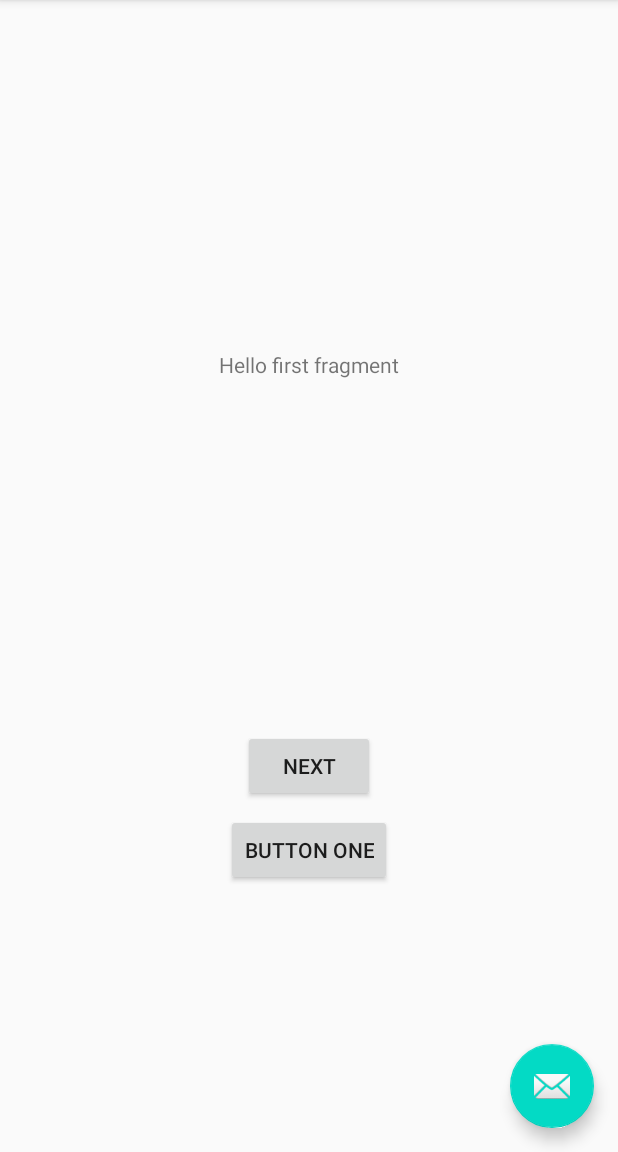
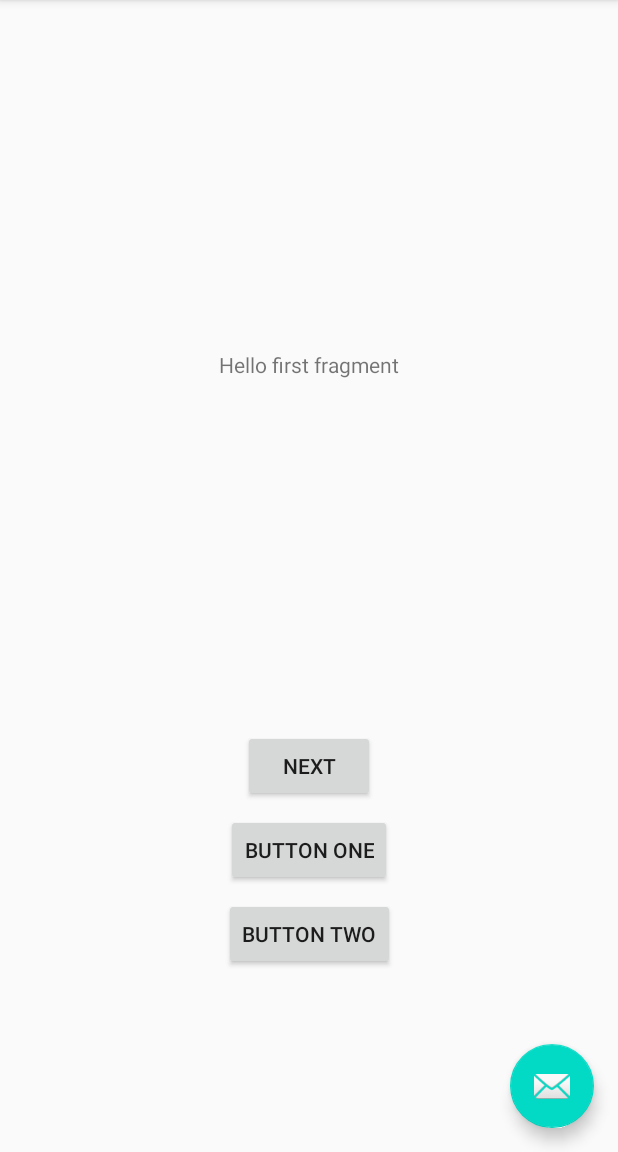
Before and after one commit to tailv/GitDemo, an Android app: the screen it shows after launch (MainActivity), on a phone screen of 412 x 824 dp, the part 84-1236 px from its top. Run offline under Robolectric (Android 15) with nearby library versions, the phone set to English and light mode, and no system bars.

Commit message:
add. Add Button Two.

```diff
--- a/app/src/main/res/layout/fragment_first.xml
+++ b/app/src/main/res/layout/fragment_first.xml
@@ -35,4 +35,14 @@
         app:layout_constraintEnd_toEndOf="parent"
         app:layout_constraintStart_toStartOf="parent"
         app:layout_constraintTop_toBottomOf="@+id/button_first" />
+
+    <Button
+        android:id="@+id/btnTwo"
+        android:layout_width="wrap_content"
+        android:layout_height="wrap_content"
+        android:layout_marginTop="8dp"
+        android:text="Button Two"
+        app:layout_constraintEnd_toEndOf="parent"
+        app:layout_constraintStart_toStartOf="parent"
+        app:layout_constraintTop_toBottomOf="@+id/btnOne" />
 </androidx.constraintlayout.widget.ConstraintLayout>
```
